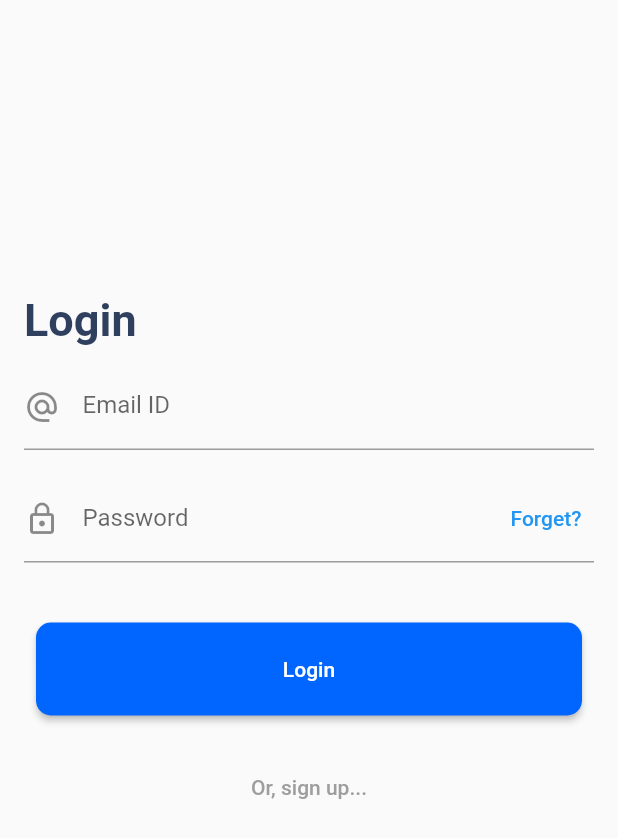
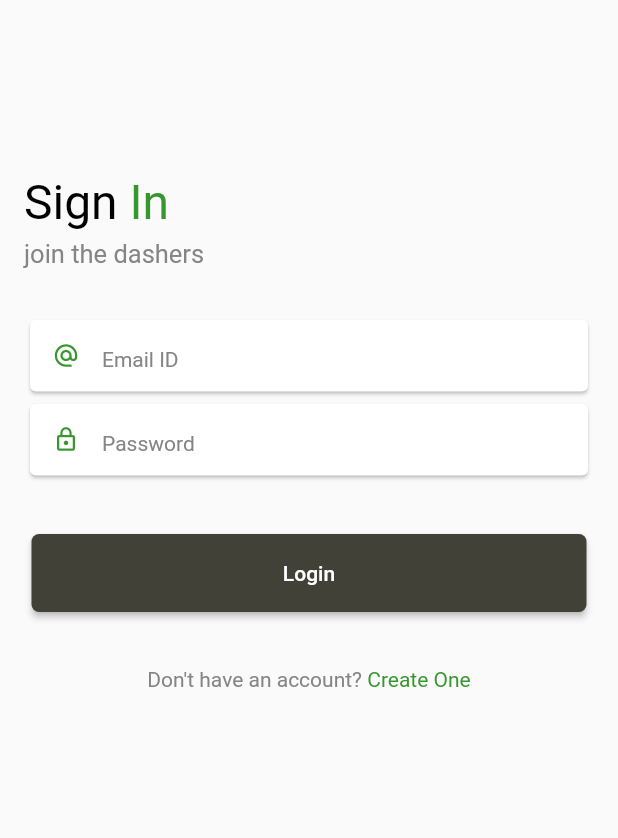
Before and after one commit to momshaddinury/dash-chat, a Flutter app: the LoginScreen screen opened directly, on a phone screen of 412 x 824 dp. Shown: the top 838 px of the screen. Run offline on Flutter 3.47's test engine with Material 2 defaults, Android fonts, the light colour scheme and no system bars.

Commit message:
login screen redesigned

```diff
--- a/dash_chat_app/lib/features/login/login_screen.dart
+++ b/dash_chat_app/lib/features/login/login_screen.dart
@@ -1,8 +1,11 @@
 import 'package:flutter/material.dart';
 
 /// constants
-const primaryColor = Color(0xFF0165ff);
-const secondaryColor = Color(0xFF2f3f5e);
+const kPrimaryColor = Color(0xFF414138);
+const kSecondaryColor = Color(0xFF37972e);
+const kGreyColor = Color(0xFF858585);
+const kBlackColor = Colors.black;
+const kWhiteColor = Colors.white;
 const contentSpacing = 16.0;
 
 
@@ -13,7 +16,7 @@ class LoginScreen extends StatelessWidget {
     static const double bodyPadding = 16.0;
     static const TextStyle primaryHeadingTextStyle = TextStyle(
       fontSize: 30,
-      color: secondaryColor,
+      color: kSecondaryColor,
       fontWeight: FontWeight.bold
     );
 
@@ -28,23 +31,33 @@ class LoginScreen extends StatelessWidget {
               crossAxisAlignment: CrossAxisAlignment.stretch,
               children: [
                 /// A Picture
-                const SizedBox(height: 180, width: double.infinity,),
+                const SizedBox(height: 100, width: double.infinity,),
                 /// The Heading
-                const Text('Login', style: primaryHeadingTextStyle, textAlign: TextAlign.left,),
-                const SizedBox(height: 10.0,),
+                const DoubleColorText(
+                  primaryText: 'Sign ',
+                  secondaryText: 'In',
+                  primaryColor: Colors.black,
+                  fontSize: 32,
+                ),
+                const SizedBox(height: 5.0,),
+                const Text('join the dashers', style: TextStyle(
+                  fontSize: 17.0,
+                  color: kGreyColor
+                ),),
+                const SizedBox(height: 30.0,),
                 /// The Form
                 const PrimaryInputTextField(
                   labelText: 'Email ID',
                   prefixIcon: Icons.alternate_email,
                   keyboardType: TextInputType.emailAddress,
                 ),
-                PrimaryInputTextField(
+                const PrimaryInputTextField(
                     labelText: 'Password',
                     prefixIcon: Icons.lock_outline,
                     obscureText: true,
-                    suffixWidget: TextButton(onPressed: (){}, child: const Text('Forget?')),
                     bottomSpace: contentSpacing*2,
                 ),
+                const SizedBox(height: 30.0,),
                 SizedBox(
                   width: double.infinity,
                   child: PrimaryActionButton(
@@ -53,7 +66,13 @@ class LoginScreen extends StatelessWidget {
                   ),
                 ),
                 const SizedBox(height: contentSpacing,),
-                TextButton(onPressed: (){}, child: Text('Or, sign up...', style: TextStyle(fontSize: 14.0, color: Colors.grey.shade500),))
+                TextButton(
+                  onPressed: (){},
+                  child: const DoubleColorText(
+                      primaryText: "Don't have an account? ",
+                      secondaryText: "Create One"),
+                ),
+                const SizedBox(height: 10.0,)
               ],
             ),
           ),
@@ -63,11 +82,42 @@ class LoginScreen extends StatelessWidget {
   }
 }
 
+class DoubleColorText extends StatelessWidget{
+  final String primaryText;
+  final String secondaryText;
+  final Color primaryColor;
+  final Color secondaryColor;
+  final double fontSize;
+  final FontWeight fontWeight;
+
+  const DoubleColorText({
+    Key? key,
+    required this.primaryText,
+    required this.secondaryText,
+    this.primaryColor = kGreyColor,
+    this.secondaryColor = kSecondaryColor,
+    this.fontSize = 14.0,
+    this.fontWeight = FontWeight.normal,
+  }
+    ) : super(key: key);
+
+
+  @override
+  Widget build(BuildContext context) {
+    return RichText(text: TextSpan(
+      text: primaryText,
+      style: TextStyle(color: primaryColor, fontSize: fontSize, fontWeight: fontWeight),
+      children: [
+        TextSpan(text: secondaryText, style: TextStyle(color: secondaryColor)),
+      ]
+    ));
+  }
+}
+
 class PrimaryInputTextField extends StatelessWidget{
 
   final String labelText;
   final IconData prefixIcon;
-  final Widget? suffixWidget;
   final bool obscureText;
   final TextInputType keyboardType;
   final double bottomSpace;
@@ -76,7 +126,6 @@ class PrimaryInputTextField extends StatelessWidget{
     Key? key,
     required this.labelText,
     required this.prefixIcon,
-    this.suffixWidget,
     this.obscureText = false,
     this.keyboardType = TextInputType.text,
     this.bottomSpace = contentSpacing,
@@ -84,20 +133,22 @@ class PrimaryInputTextField extends StatelessWidget{
 
   @override
   Widget build(BuildContext context) {
-    return Padding(
-      padding: EdgeInsets.only(bottom: bottomSpace),
-      child: TextField(
-        obscureText: obscureText,
-        keyboardType: keyboardType,
-        decoration: InputDecoration(
-          prefixIconConstraints: const BoxConstraints(minWidth: 23, maxHeight: 23),
-          prefixIcon:  Padding(
-            padding: const EdgeInsets.only(right: 15),
-            child: Icon(prefixIcon),
-          ),
-          labelText: labelText,
-          suffixIcon: suffixWidget,
-        ),
+    return Card(
+      color: kWhiteColor,
+      elevation: 1,
+      child: Padding(
+        padding: const EdgeInsets.fromLTRB(0.0, 0.0, 18.0, 0.0),
+        child: TextField(
+            textAlignVertical: TextAlignVertical.center,
+            obscureText: false,
+            decoration: InputDecoration(
+              isDense: true,
+              border: InputBorder.none,
+              contentPadding: const EdgeInsets.only(bottom: -5.0),
+              prefixIcon: Icon(prefixIcon, color: kSecondaryColor,),
+              hintStyle: const TextStyle(color: kGreyColor, fontSize: 14, fontWeight: FontWeight.normal),
+              hintText: labelText,
+            )),
       ),
     );
   }
@@ -111,13 +162,13 @@ class PrimaryActionButton extends StatelessWidget {
   @override
   Widget build(BuildContext context) {
     return Padding(
-      padding: const EdgeInsets.all(8.0),
+      padding: const EdgeInsets.all(5.0),
       child: ElevatedButton(
           onPressed: onPressed, child: Text(buttonText),
           style: ElevatedButton.styleFrom(
-        padding: const EdgeInsets.symmetric(vertical:23.0, horizontal: 10.0),
-        primary: primaryColor,
-            shape: RoundedRectangleBorder(borderRadius: BorderRadius.circular(10.0))
+        padding: const EdgeInsets.symmetric(vertical:18.0, horizontal: 10.0),
+        primary: kPrimaryColor,
+            shape: RoundedRectangleBorder(borderRadius: BorderRadius.circular(5.0))
       )),
     );
   }
```
Also changed, not shown: 1 other file.
